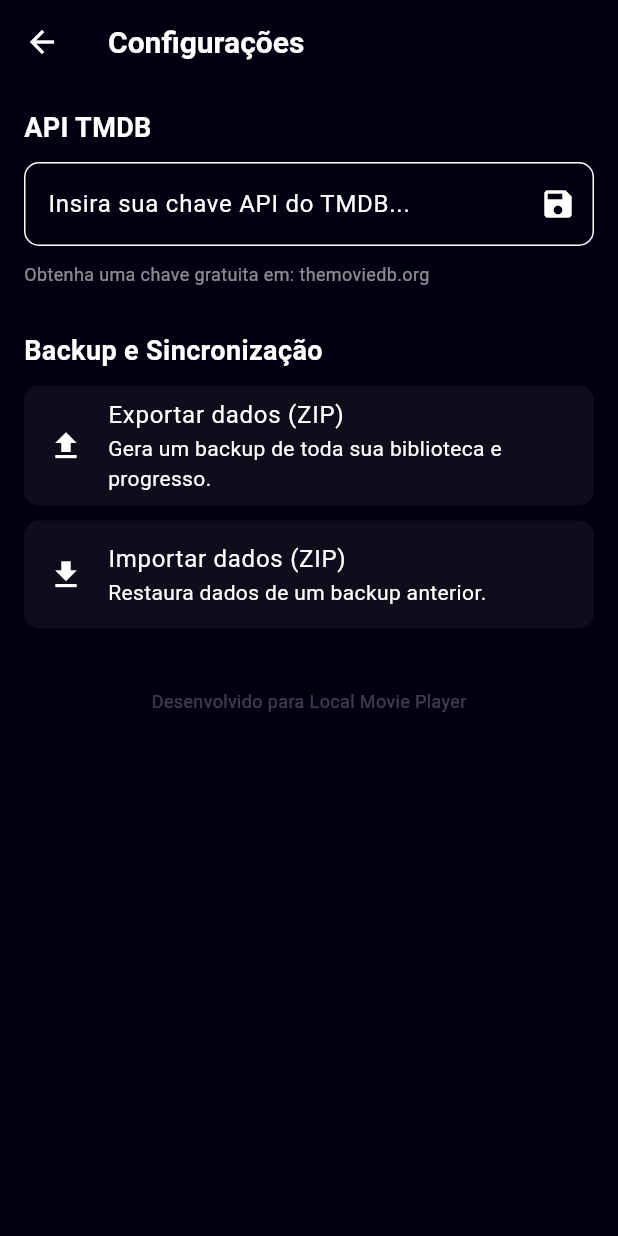
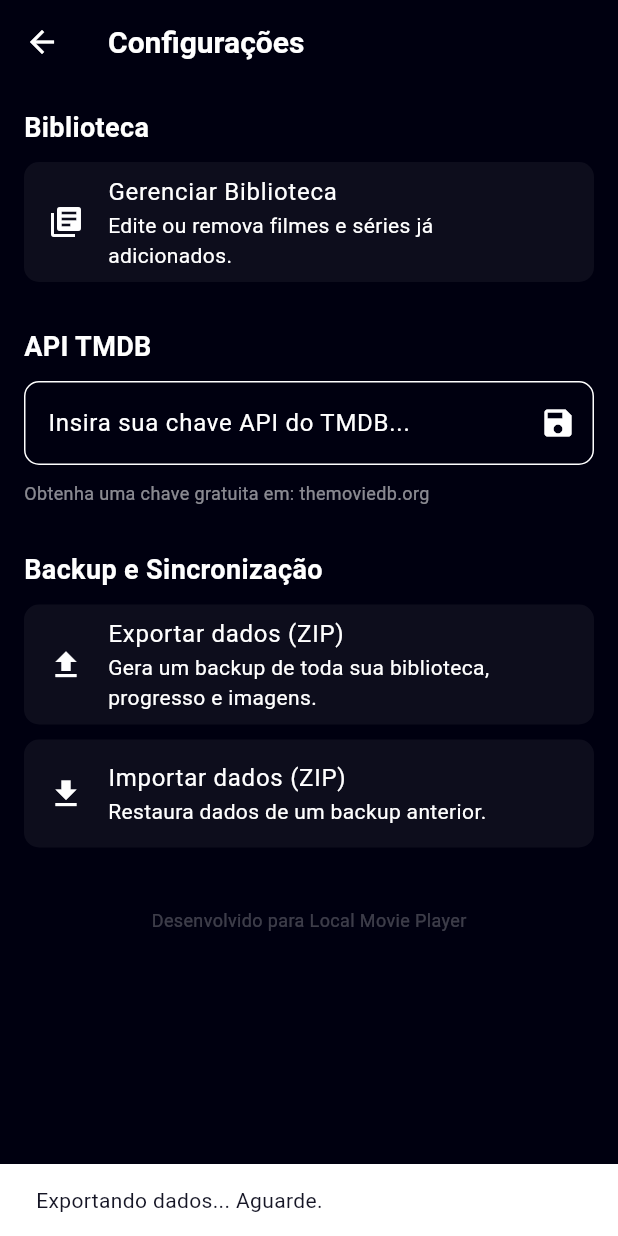
Before and after one commit to deivid22srk/LocalMovieStreaming, a Flutter app: the SettingsScreen screen opened directly, after a tap on "Exportar dados (ZIP)", on a phone screen of 412 x 824 dp. Run offline on Flutter 3.47's test engine with Material 3 defaults, Android fonts, the phone set to English and light mode, and no system bars; our stand-ins replace cached_network_image, file_picker, permission_handler, sqflite; missing offline and left inert: flutter_vlc_player, pip_view; accounts and stored records are empty.

Commit message:
fix: player issues, zip export, and add library management
- Enable cleartext HTTP traffic for video streaming
- Fix player UI controls to be toggleable and robust
- Enhance ZIP export/import to include local images and database
- Add Library Management screen to edit/delete movies and series
- Request storage permissions for backup functionality

Co-authored-by: deivid22srk <222269677+deivid22srk@users.noreply.github.com>

```diff
--- a/lib/services/storage_service.dart
+++ b/lib/services/storage_service.dart
@@ -2,15 +2,21 @@ import 'dart:io';
 import 'package:archive/archive_io.dart';
 import 'package:path_provider/path_provider.dart';
 import 'package:sqflite/sqflite.dart';
-import 'package:path/path.dart';
+import 'package:path/path.dart' as p;
 import 'package:file_picker/file_picker.dart';
+import 'package:permission_handler/permission_handler.dart';
 
 class StorageService {
   Future<String?> exportData() async {
-    final dbPath = join(await getDatabasesPath(), 'movie_streaming.db');
+    // Check for storage permissions (Android 10+)
+    if (Platform.isAndroid) {
+       await Permission.manageExternalStorage.request();
+    }
+
+    final dbPath = p.join(await getDatabasesPath(), 'movie_streaming.db');
     final dbFile = File(dbPath);
 
-    if (!dbFile.existsSync()) return null;
+    if (!dbFile.existsSync()) return 'Database file not found';
 
     final archive = Archive();
 
@@ -18,24 +24,40 @@ class StorageService {
     final dbBytes = await dbFile.readAsBytes();
     archive.addFile(ArchiveFile('movie_streaming.db', dbBytes.length, dbBytes));
 
-    // Optional: add images if we had local image caching.
-    // Since we use cached_network_image, it's simpler to just let it re-download for now
-    // to keep the ZIP small, or if we want full offline, we'd add images here.
+    // Add local images to archive
+    final appDir = await getApplicationDocumentsDirectory();
+    final imagesDir = Directory(p.join(appDir.path, 'images'));
+    if (imagesDir.existsSync()) {
+      final imageFiles = imagesDir.listSync();
+      for (final file in imageFiles) {
+        if (file is File) {
+          final bytes = await file.readAsBytes();
+          archive.addFile(ArchiveFile('images/${p.basename(file.path)}', bytes.length, bytes));
+        }
+      }
+    }
 
     final zipEncoder = ZipEncoder();
     final zipData = zipEncoder.encode(archive);
 
-    if (zipData == null) return null;
+    if (zipData == null) return 'Zip encoding failed';
 
-    String? outputPath = await FilePicker.platform.saveFile(
-      dialogTitle: 'Exportar dados',
-      fileName: 'local_movie_backup.zip',
-    );
+    // Instead of using saveFile (which might fail on some Android versions),
+    // let's try getting a directory and writing it there manually or using share_plus in future
+    // For now, let's keep saveFile but handle null and potential errors.
+    try {
+      String? outputPath = await FilePicker.platform.getDirectoryPath(
+        dialogTitle: 'Selecione a pasta para salvar o backup',
+      );
 
-    if (outputPath != null) {
-      final outputFile = File(outputPath);
-      await outputFile.writeAsBytes(zipData);
-      return outputPath;
+      if (outputPath != null) {
+        final finalPath = p.join(outputPath, 'local_movie_backup_${DateTime.now().millisecondsSinceEpoch}.zip');
+        final outputFile = File(finalPath);
+        await outputFile.writeAsBytes(zipData);
+        return finalPath;
+      }
+    } catch (e) {
+       return 'Error during export: $e';
     }
     return null;
   }
@@ -51,14 +73,22 @@ class StorageService {
       final bytes = await file.readAsBytes();
       final archive = ZipDecoder().decodeBytes(bytes);
 
+      final appDir = await getApplicationDocumentsDirectory();
+      final imagesDir = Directory(p.join(appDir.path, 'images'));
+      if (!imagesDir.existsSync()) imagesDir.createSync(recursive: true);
+
       for (final file in archive) {
         if (file.name == 'movie_streaming.db') {
-          final dbPath = join(await getDatabasesPath(), 'movie_streaming.db');
+          final dbPath = p.join(await getDatabasesPath(), 'movie_streaming.db');
           final dbFile = File(dbPath);
           await dbFile.writeAsBytes(file.content as List<int>);
-          return true;
+        } else if (file.name.startsWith('images/')) {
+          final fileName = p.basename(file.name);
+          final imgFile = File(p.join(imagesDir.path, fileName));
+          await imgFile.writeAsBytes(file.content as List<int>);
         }
       }
+      return true;
     }
     return false;
   }
--- a/lib/ui/screens/settings_screen.dart
+++ b/lib/ui/screens/settings_screen.dart
@@ -2,6 +2,7 @@ import 'package:flutter/material.dart';
 import 'package:provider/provider.dart';
 import '../../providers/movie_provider.dart';
 import '../../services/storage_service.dart';
+import 'library_management_screen.dart';
 
 class SettingsScreen extends StatefulWidget {
   const SettingsScreen({super.key});
@@ -21,18 +22,27 @@ class _SettingsScreenState extends State<SettingsScreen> {
   }
 
   void _export() async {
-    final path = await _storageService.exportData();
-    if (path != null) {
-      ScaffoldMessenger.of(context).showSnackBar(SnackBar(content: Text('Dados exportados com sucesso para: $path')));
+    ScaffoldMessenger.of(context).showSnackBar(const SnackBar(content: Text('Exportando dados... Aguarde.')));
+    final result = await _storageService.exportData();
+    if (result != null) {
+       if (result.contains('Error') || result.contains('failed')) {
+          ScaffoldMessenger.of(context).showSnackBar(SnackBar(content: Text('Falha na exportação: $result'), backgroundColor: Colors.red));
+       } else {
+          ScaffoldMessenger.of(context).showSnackBar(SnackBar(content: Text('Dados exportados com sucesso para: $result'), backgroundColor: Colors.green));
+       }
+    } else {
+       ScaffoldMessenger.of(context).showSnackBar(const SnackBar(content: Text('Exportação cancelada.')));
     }
   }
 
   void _import() async {
     final success = await _storageService.importData();
     if (success) {
-      ScaffoldMessenger.of(context).showSnackBar(const SnackBar(content: Text('Dados importados com sucesso!')));
+      ScaffoldMessenger.of(context).showSnackBar(const SnackBar(content: Text('Dados importados com sucesso!'), backgroundColor: Colors.green));
       context.read<MovieProvider>().fetchMovies();
       context.read<MovieProvider>().fetchSeriesList();
+    } else {
+      ScaffoldMessenger.of(context).showSnackBar(const SnackBar(content: Text('Falha na importação ou cancelada.'), backgroundColor: Colors.red));
     }
   }
 
@@ -43,6 +53,17 @@ class _SettingsScreenState extends State<SettingsScreen> {
       body: ListView(
         padding: const EdgeInsets.all(16),
         children: [
+          const Text('Biblioteca', style: TextStyle(fontSize: 18, fontWeight: FontWeight.bold)),
+          const SizedBox(height: 10),
+          ListTile(
+            leading: const Icon(Icons.library_books),
+            title: const Text('Gerenciar Biblioteca'),
+            subtitle: const Text('Edite ou remova filmes e séries já adicionados.'),
+            onTap: () => Navigator.push(context, MaterialPageRoute(builder: (_) => const LibraryManagementScreen())),
+            tileColor: Colors.white.withOpacity(0.05),
+            shape: RoundedRectangleBorder(borderRadius: BorderRadius.circular(10)),
+          ),
+          const SizedBox(height: 30),
           const Text('API TMDB', style: TextStyle(fontSize: 18, fontWeight: FontWeight.bold)),
           const SizedBox(height: 10),
           TextField(
@@ -71,7 +92,7 @@ class _SettingsScreenState extends State<SettingsScreen> {
           ListTile(
             leading: const Icon(Icons.file_upload),
             title: const Text('Exportar dados (ZIP)'),
-            subtitle: const Text('Gera um backup de toda sua biblioteca e progresso.'),
+            subtitle: const Text('Gera um backup de toda sua biblioteca, progresso e imagens.'),
             onTap: _export,
             tileColor: Colors.white.withOpacity(0.05),
             shape: RoundedRectangleBorder(borderRadius: BorderRadius.circular(10)),
```
Also changed, not shown: lib/providers/movie_provider.dart (+49 -0 lines), lib/services/database_service.dart (+17 -0 lines), lib/ui/screens/library_management_screen.dart (added, +223 -0 lines), lib/ui/screens/player_screen.dart (+31 -3 lines), 1 other file.
